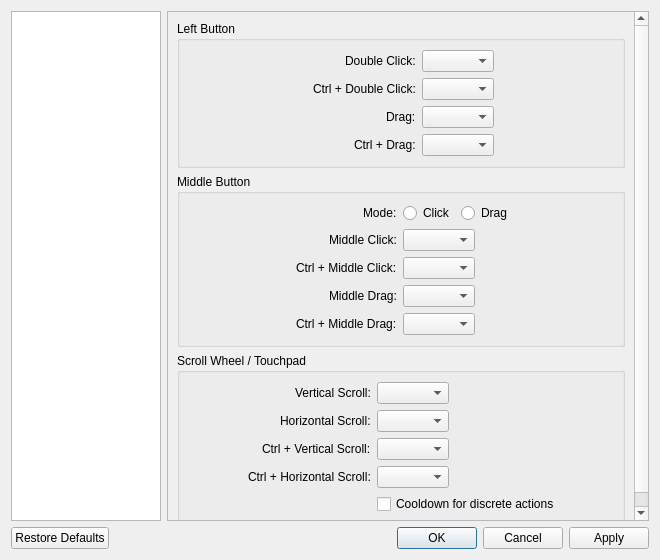
This is src/qvoptionsdialog.ui in jurplel/qView as Qt 5 draws it before an edit. The edited form follows.
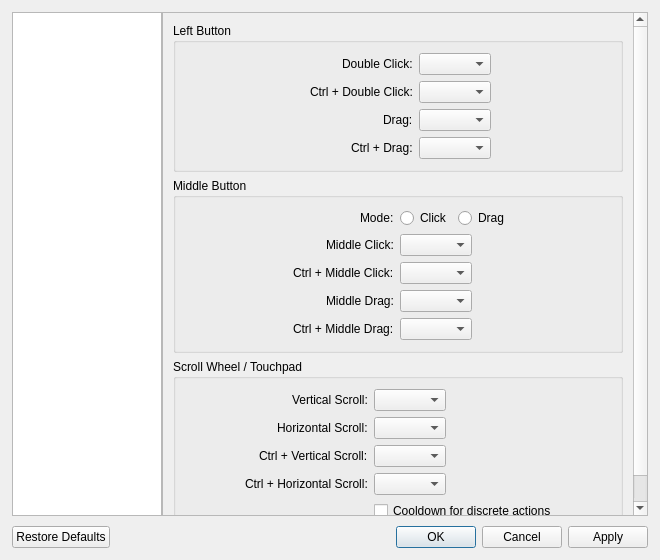
This is the edited form. The open tabs and pages were chosen to show the change.

Commit message: Adjust margins and spacing

What changed in the file:
```diff
--- a/src/qvoptionsdialog.ui
+++ b/src/qvoptionsdialog.ui
@@ -23,8 +23,26 @@
    <string>Settings</string>
   </property>
   <layout class="QVBoxLayout" name="verticalLayout">
+   <property name="spacing">
+    <number>10</number>
+   </property>
+   <property name="leftMargin">
+    <number>12</number>
+   </property>
+   <property name="topMargin">
+    <number>12</number>
+   </property>
+   <property name="rightMargin">
+    <number>12</number>
+   </property>
+   <property name="bottomMargin">
+    <number>12</number>
+   </property>
    <item>
     <layout class="QHBoxLayout" name="horizontalLayout">
+     <property name="spacing">
+      <number>0</number>
+     </property>
      <item>
       <widget class="QListWidget" name="categoryList">
        <property name="maximumSize">
@@ -877,8 +895,8 @@
           <rect>
            <x>0</x>
            <y>0</y>
-           <width>472</width>
-           <height>623</height>
+           <width>482</width>
+           <height>609</height>
           </rect>
          </property>
          <property name="sizePolicy">
@@ -888,6 +906,18 @@
           </sizepolicy>
          </property>
          <layout class="QVBoxLayout" name="mouseLayout">
+          <property name="leftMargin">
+           <number>10</number>
+          </property>
+          <property name="topMargin">
+           <number>10</number>
+          </property>
+          <property name="rightMargin">
+           <number>10</number>
+          </property>
+          <property name="bottomMargin">
+           <number>10</number>
+          </property>
           <item>
            <widget class="QGroupBox" name="leftButtonGroup">
             <property name="title">
@@ -903,6 +933,18 @@
              <property name="formAlignment">
               <set>Qt::AlignHCenter|Qt::AlignTop</set>
              </property>
+             <property name="leftMargin">
+              <number>10</number>
+             </property>
+             <property name="topMargin">
+              <number>10</number>
+             </property>
+             <property name="rightMargin">
+              <number>10</number>
+             </property>
+             <property name="bottomMargin">
+              <number>10</number>
+             </property>
              <item row="0" column="0">
               <widget class="QLabel" name="doubleClickLabel">
                <property name="text">
@@ -961,6 +1003,18 @@
              <property name="formAlignment">
               <set>Qt::AlignHCenter|Qt::AlignTop</set>
              </property>
+             <property name="leftMargin">
+              <number>10</number>
+             </property>
+             <property name="topMargin">
+              <number>10</number>
+             </property>
+             <property name="rightMargin">
+              <number>10</number>
+             </property>
+             <property name="bottomMargin">
+              <number>10</number>
+             </property>
              <item row="0" column="0">
               <widget class="QLabel" name="middleButtonModeLabel">
                <property name="text">
@@ -1044,6 +1098,18 @@
              <property name="formAlignment">
               <set>Qt::AlignHCenter|Qt::AlignTop</set>
              </property>
+             <property name="leftMargin">
+              <number>10</number>
+             </property>
+             <property name="topMargin">
+              <number>10</number>
+             </property>
+             <property name="rightMargin">
+              <number>10</number>
+             </property>
+             <property name="bottomMargin">
+              <number>10</number>
+             </property>
              <item row="0" column="0">
               <widget class="QLabel" name="verticalScrollLabel">
                <property name="text">
```
Left out of the diff: 60 changed lines with no effect on the pictures.
